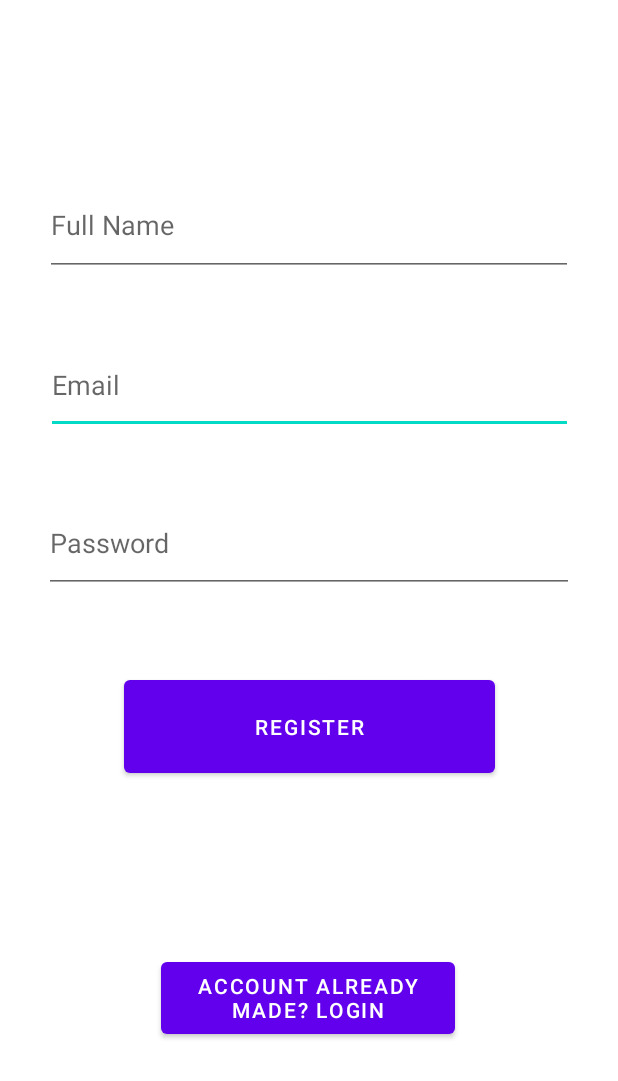
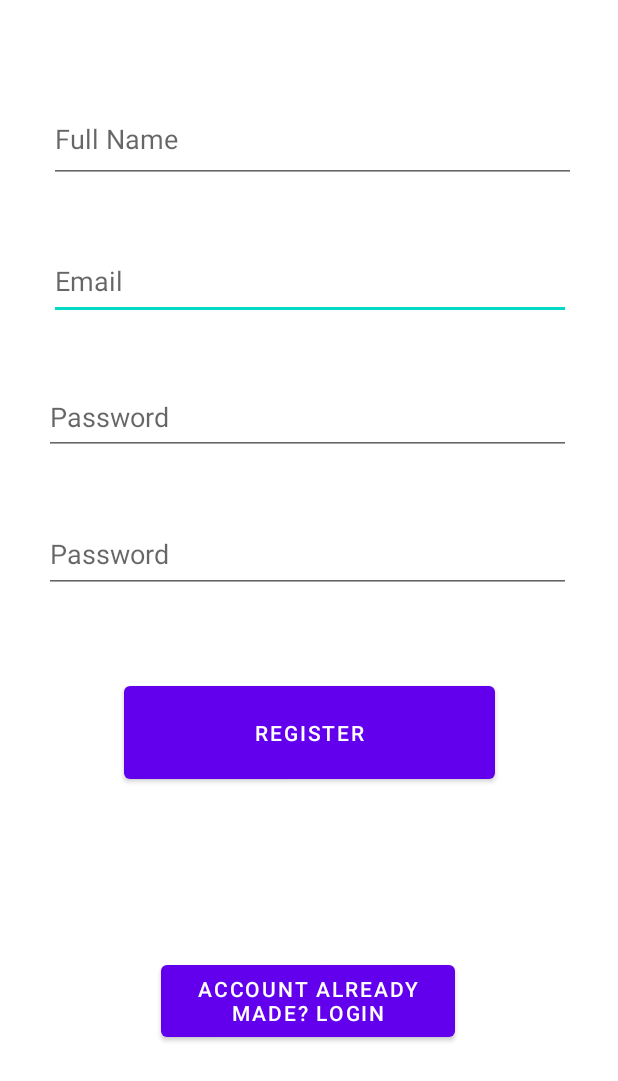
Before and after one commit to knn3/StoryBook, an Android app: the layout activity_caretaker_register.xml on its own in the app's theme, with its tools: preview values and no code run, on a phone screen of 412 x 824 dp. Shown: the top 1081 px of the screen. Run offline under Robolectric (Android 15) with nearby library versions, the phone set to English and light mode, and no system bars.

Commit message:
Login page done, few bugs though

```diff
--- a/app/src/main/AndroidManifest.xml
+++ b/app/src/main/AndroidManifest.xml
@@ -2,6 +2,8 @@
 <manifest xmlns:android="http://schemas.android.com/apk/res/android"
     xmlns:tools="http://schemas.android.com/tools"
     package="com.example.storbook">
+
+    <uses-permission android:name="android.permission.INTERNET" />
 
     <application
         android:allowBackup="true"
@@ -13,6 +15,9 @@
         android:supportsRtl="true"
         android:theme="@style/Theme.Storbook"
         tools:targetApi="31">
+        <activity
+            android:name=".CaretakerSerialEntry"
+            android:exported="false" />
         <activity
             android:name=".CaretakerRegister"
             android:exported="false" />
--- a/app/src/main/res/layout/activity_caretaker_register.xml
+++ b/app/src/main/res/layout/activity_caretaker_register.xml
@@ -8,42 +8,55 @@
 
     <EditText
         android:id="@+id/caretakerEmail"
-        android:layout_width="351dp"
-        android:layout_height="65dp"
-        android:layout_marginTop="224dp"
+        android:layout_width="348dp"
+        android:layout_height="51dp"
+        android:layout_marginTop="40dp"
         android:ems="10"
         android:hint="Email"
         android:inputType="textEmailAddress"
         app:layout_constraintEnd_toEndOf="parent"
+        app:layout_constraintHorizontal_bias="0.507"
         app:layout_constraintStart_toStartOf="parent"
-        app:layout_constraintTop_toTopOf="parent" />
+        app:layout_constraintTop_toBottomOf="@+id/caretakerFullName" />
 
     <EditText
         android:id="@+id/caretakerPassword"
-        android:layout_width="353dp"
-        android:layout_height="66dp"
+        android:layout_width="351dp"
+        android:layout_height="50dp"
         android:layout_marginTop="40dp"
         android:ems="10"
         android:hint="Password"
         android:inputType="textPassword"
         app:layout_constraintEnd_toEndOf="parent"
-        app:layout_constraintHorizontal_bias="0.503"
+        app:layout_constraintHorizontal_bias="0.483"
         app:layout_constraintStart_toStartOf="parent"
         app:layout_constraintTop_toBottomOf="@+id/caretakerEmail" />
 
-    <Button
-        android:id="@+id/registerButton"
-        android:layout_width="247dp"
-        android:layout_height="74dp"
-        android:layout_marginTop="52dp"
-        android:text="Register"
+    <EditText
+        android:id="@+id/caretakerPassword2"
+        android:layout_width="351dp"
+        android:layout_height="52dp"
+        android:layout_marginTop="40dp"
+        android:ems="10"
+        android:hint="Password"
+        android:inputType="textPassword"
         app:layout_constraintEnd_toEndOf="parent"
-        app:layout_constraintHorizontal_bias="0.504"
+        app:layout_constraintHorizontal_bias="0.483"
         app:layout_constraintStart_toStartOf="parent"
         app:layout_constraintTop_toBottomOf="@+id/caretakerPassword" />
 
     <Button
-        android:id="@+id/loginLink"
+        android:id="@+id/loginButton"
+        android:layout_width="247dp"
+        android:layout_height="74dp"
+        android:layout_marginTop="56dp"
+        android:text="Register"
+        app:layout_constraintEnd_toEndOf="parent"
+        app:layout_constraintStart_toStartOf="parent"
+        app:layout_constraintTop_toBottomOf="@+id/caretakerPassword2" />
+
+    <Button
+        android:id="@+id/registerLink"
         android:layout_width="196dp"
         android:layout_height="60dp"
         android:text="Account already made? Login"
@@ -51,19 +64,31 @@
         app:layout_constraintEnd_toEndOf="parent"
         app:layout_constraintHorizontal_bias="0.497"
         app:layout_constraintStart_toStartOf="parent"
-        app:layout_constraintTop_toBottomOf="@+id/registerButton"
-        app:layout_constraintVertical_bias="0.469" />
+        app:layout_constraintTop_toBottomOf="@+id/loginButton"
+        app:layout_constraintVertical_bias="0.469"
+        android:onClick="loginLinkClicked"/>
 
     <EditText
         android:id="@+id/caretakerFullName"
-        android:layout_width="352dp"
-        android:layout_height="67dp"
-        android:layout_marginBottom="40dp"
+        android:layout_width="351dp"
+        android:layout_height="58dp"
+        android:layout_marginTop="64dp"
         android:ems="10"
         android:hint="Full Name"
         android:inputType="textPersonName"
-        app:layout_constraintBottom_toTopOf="@+id/caretakerEmail"
         app:layout_constraintEnd_toEndOf="parent"
-        app:layout_constraintStart_toStartOf="parent" />
+        app:layout_constraintHorizontal_bias="0.533"
+        app:layout_constraintStart_toStartOf="parent"
+        app:layout_constraintTop_toTopOf="parent" />
+
+    <ProgressBar
+        android:id="@+id/progressBar"
+        style="?android:attr/progressBarStyle"
+        android:layout_width="wrap_content"
+        android:layout_height="wrap_content"
+        android:visibility="invisible"
+        app:layout_constraintBottom_toTopOf="@+id/registerLink"
+        app:layout_constraintTop_toBottomOf="@+id/loginButton"
+        tools:layout_editor_absoluteX="182dp" />
 
 </androidx.constraintlayout.widget.ConstraintLayout>
```
Also changed, not shown: app/src/main/java/com/example/storbook/CaretakerLogin.java (+71 -0 lines), app/src/main/java/com/example/storbook/CaretakerRegister.java (+79 -0 lines), app/src/main/java/com/example/storbook/CaretakerSerialEntry.java (added, +14 -0 lines), app/src/main/java/com/example/storbook/MainActivity.java (+3 -4 lines), app/src/main/res/layout/activity_caretaker_login.xml (+22 -12 lines), app/src/main/res/layout/activity_caretaker_serial_entry.xml (added, +18 -0 lines), app/src/main/res/layout/activity_main.xml (+6 -18 lines).
